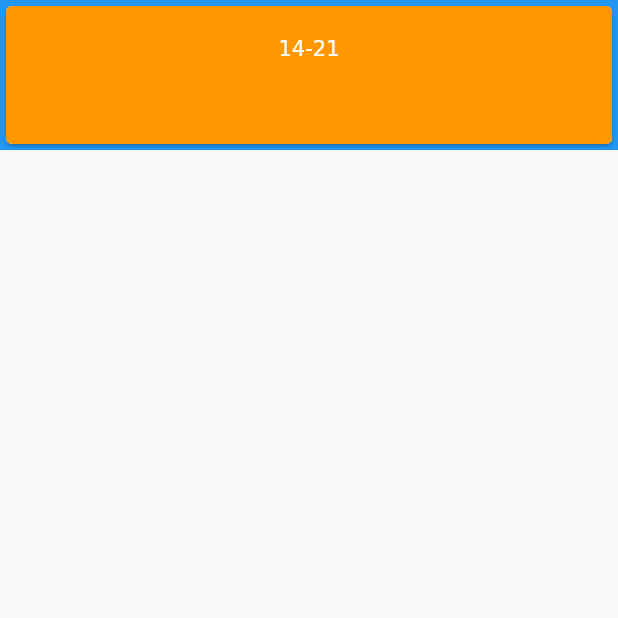
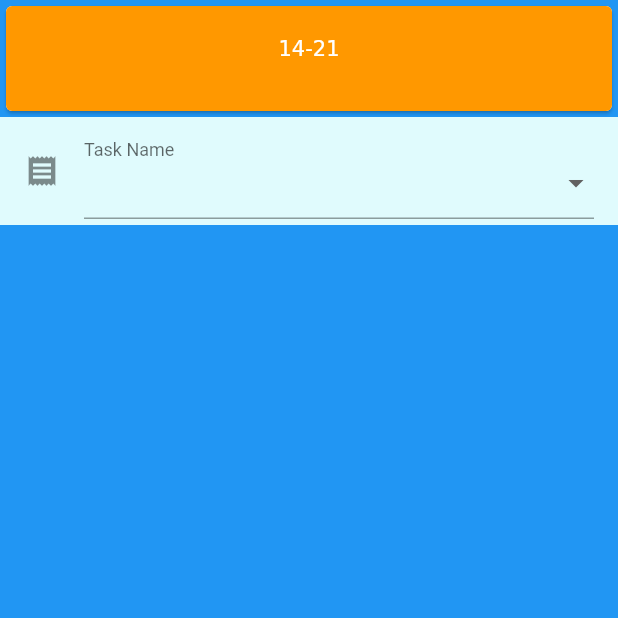
Before and after one commit to rockjames007/cloudess, a Flutter app: the TimeSheet screen opened directly, on a phone screen of 412 x 824 dp, the top half of it. Run offline on Flutter 3.47's test engine with Material 2 defaults, Android fonts, the phone set to English and light mode, and no system bars; our stand-ins replace datetime_picker_formfield.

Commit message:
added  timesheet in pageview

```diff
--- a/lib/menu/fragment/TimeSheet/TimeSheetfragment.dart
+++ b/lib/menu/fragment/TimeSheet/TimeSheetfragment.dart
@@ -1,24 +1,63 @@
 import 'package:flutter/material.dart';
 
 main() => runApp(TimeSheet());
-
-class TimeSheet extends StatelessWidget {
+class TimeSheet extends StatefulWidget {
+  State<StatefulWidget> createState() {
+    return _TimeSheetState();
+  }
+}
+class _TimeSheetState extends State<TimeSheet>
+{
   @override
   Widget build(BuildContext context) {
     return Scaffold(
-      body: Column(
-        children: <Widget>[
-          _buildCarouselItem()
-        ],
-      )
+      body: _buildCarouselItem()
     );
   }
-
-
+var item;
+  List<String> _tasks = <String>[' General -- Common Team Meeting -- Meeting/Discussions',
+  '',
+  ' General -- Common Team Meeting -- Meeting/Discussions',
+  ' General -- Leave -- Leave',
+  ' General -- Self Learning -- Self Learning',
+  ' General -- Training -- Training',
+  ' General -- Pre Sales -- Presale Review Meetings/Documentation',
+  ' General -- Pre Sales -- Demo Preparation & Presentation',
+  ' General -- Pre Sales -- Time spent in xFact Office',
+  ' General -- NA -- NA',
+  ' MCO-ERP-DEV-01 -- Planning -- R&D on Std Ofbiz Processes',
+  ' MCO-ERP-DEV-01 -- Planning -- Documentation ',
+  ' MCO-ERP-DEV-01 -- Planning -- Process Workshop / Review',
+  ' MCO-ERP-DEV-01 -- Planning -- Internal Review Meetings',
+  ' MCO-ERP-DEV-01 -- Project Management -- Internal Review Meetings',
+  ' MCO-ERP-DEV-01 -- Project Management -- Customer Meetings/Discussions',
+  ' MCO-ERP-DEV-01 -- OOS - Upgrade -- Upgrade Tasks',
+  ' MCO-ERP-DEV-01 -- OOS - Upgrade -- Review / Documentation',
+  ' MCO-ERP-DEV-01 -- Development & Testing -- Development',
+  ' MCO-ERP-DEV-01 -- Development & Testing -- Functional Testing',
+  ' MCO-ERP-DEV-01 -- Development & Testing -- Status Reports',
+  ' MCO-ERP-DEV-01 -- Development & Testing -- Ecommerce external Link',
+  ' MCO-ERP-DEV-01 -- Development & Testing -- E Commerce-->External Site',
+  ' MCO-ERP-DEV-01 -- Development & Testing -- E Commerce-->External Site',
+  ' MCO-ERP-DEV-01 -- Development & Testing -- E Commerce-->External Site',
+  ' MCO-ERP-DEV-01 -- Development & Testing -- E Commerce-->External Site',
+  ' MCO-ERP-DEV-01 -- Development & Testing -- E Commerce-->External Site',
+  ' MCO-ERP-DEV-01 -- Development & Testing -- E Commerce-->External Site',
+  ' MCO-ERP-DEV-01 -- Development & Testing -- E Commerce-->External Site',
+  ' MCO-ERP-DEV-01 -- Development & Testing -- E Commerce-->External Site',
+  ' MCO-ERP-DEV-01 -- Development & Testing -- E Commerce-->External Site-->Order Confirmation',
+  ' MCO-ERP-DEV-01 -- Development & Testing -- E Commerce-->Internal Site',
+  ' MCO-ERP-DEV-01 -- Development & Testing -- External E commerce Website ',
+  ' MCO-ERP-DEV-01 -- Development & Testing -- External E commerce Website -> Add To Cart ',
+  ' MCO-ERP-DEV-01 -- Development & Testing -- go to url->homepage->home category',
+  ' MCO-ERP-DEV-01 -- Development & Testing -- Party > Update Contact Information',
+  ' MCO-ERP-DEV-01 -- Development & Testing -- Promos',
+  ' MCO-ERP-DEV-01 -- Development & Testing -- Wishlist '
+  ];
+  String _task='';
   Widget _buildCarouselItem() {
     return Container(
       color: Colors.blue,
-      height: 100.0,
       child: PageView.builder(
         // store this controller in a State to save the carousel scroll position
         scrollDirection: Axis.horizontal,
@@ -26,14 +65,18 @@ class TimeSheet extends StatelessWidget {
         controller: PageController(initialPage: 9),
         itemBuilder: (BuildContext context, int itemIndex) {
 
-          return _buildCarousel();
+        return _buildCarousel(itemIndex);
         },
       ),
     );
   }
-  Widget _buildCarousel() {
-    return Card(
+  Widget _buildCarousel(int pos) {
+    return Column
+      (
+    children: <Widget> [
+    Card(
       child: Container(
+        height: 70.0,
         decoration: BoxDecoration(
           color: Colors.orange,
           borderRadius: BorderRadius.all(Radius.circular(4.0)),
@@ -44,6 +87,41 @@ class TimeSheet extends StatelessWidget {
           )) ,
         )
       ),
+    ),
+    Container(
+        color: Color.fromRGBO(224, 251, 253, 1.0),
+        child:
+       ListTile(
+         title: Column(
+              children: <Widget>[
+                InputDecorator(
+                  decoration: const InputDecoration(
+                    icon: const Icon(Icons.receipt),
+                    labelText: 'Task Name',
+                  ),
+                  child: new DropdownButtonHideUnderline(
+                    child: new DropdownButton<String>(
+                      value: _task,
+                      isDense: true,
+                      onChanged: (String newValue) {
+                        setState(() {
+                          _task = newValue;
+                        });
+                      },
+                      items: _tasks.map((String value) {
+                        return new DropdownMenuItem<String>(
+                          value: value,
+                          child: new RichText(text: TextSpan(text: value,style: TextStyle(fontSize: 6.0,color: Colors.black),),),
+                        );
+                      }).toList(),
+                    ),
+                  ),
+                )
+              ],
+        ),
+        ),
+       ),
+       ]
     );
   }
 }
```
